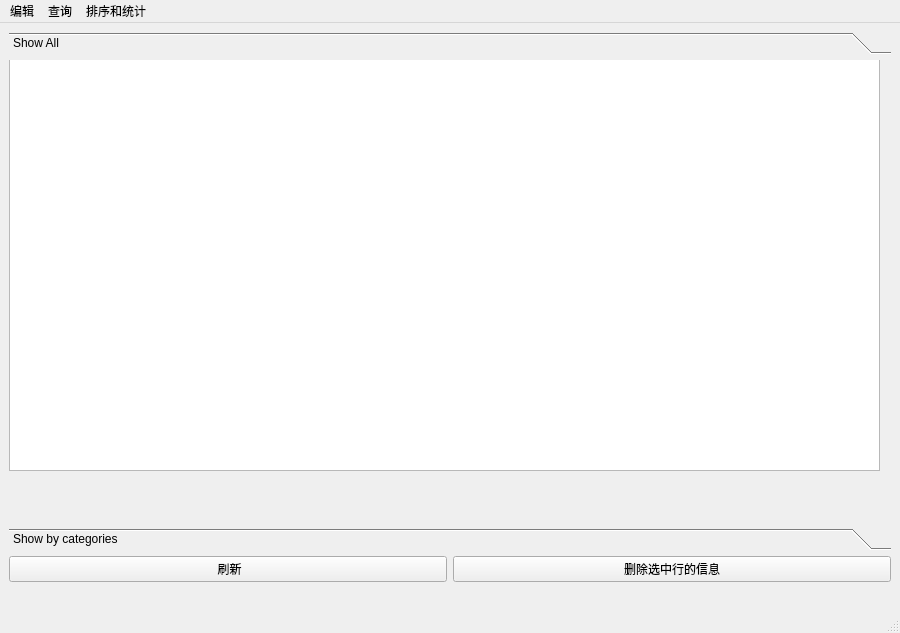
This is withmenu.ui in kabu1204/ManagementSystem as Qt 5 draws it before an edit. The edited form follows.
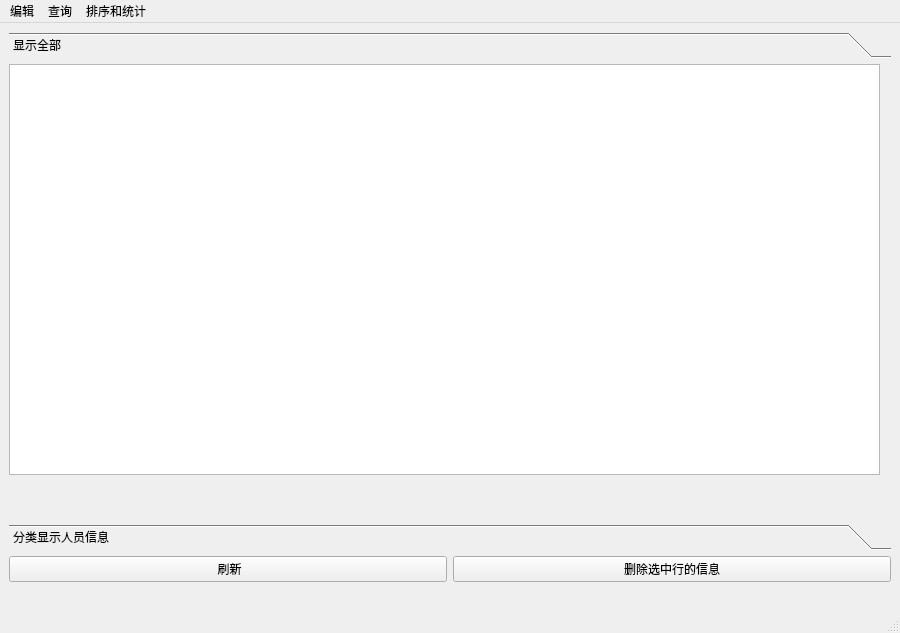
This is the edited form. The open tabs and pages were chosen to show the change.

Commit message: 1.按生日查找可以跨年(比如今天12.29)，生日是1.3 2.全部换成中文提示。

Diff of the .ui file:
```diff
--- a/withmenu.ui
+++ b/withmenu.ui
@@ -30,15 +30,15 @@
         </rect>
        </property>
        <attribute name="label">
-        <string>Show All</string>
+        <string>显示全部</string>
        </attribute>
        <widget class="QTableView" name="allTable">
         <property name="geometry">
          <rect>
           <x>0</x>
-          <y>-10</y>
+          <y>0</y>
           <width>871</width>
-          <height>421</height>
+          <height>411</height>
          </rect>
         </property>
        </widget>
@@ -53,7 +53,7 @@
         </rect>
        </property>
        <attribute name="label">
-        <string>Show by categories</string>
+        <string>分类显示人员信息</string>
        </attribute>
        <widget class="QTabWidget" name="tabWidget">
         <property name="geometry">
```
Left out of the diff: 50 changed lines with no effect on the pictures. The commit also changes 17 other files.
